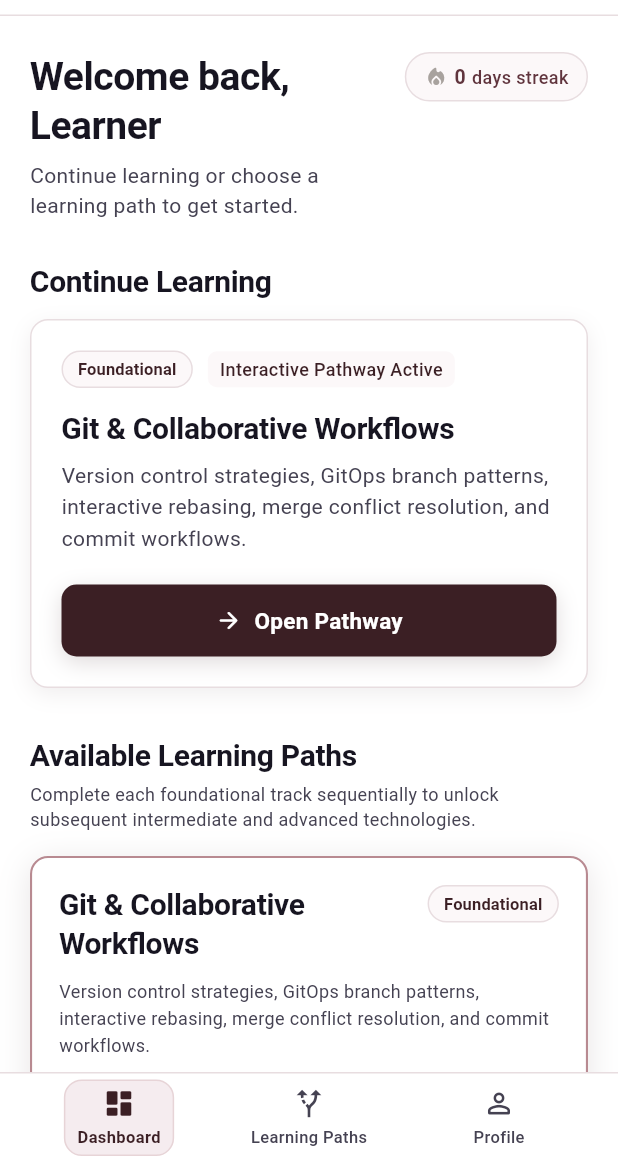
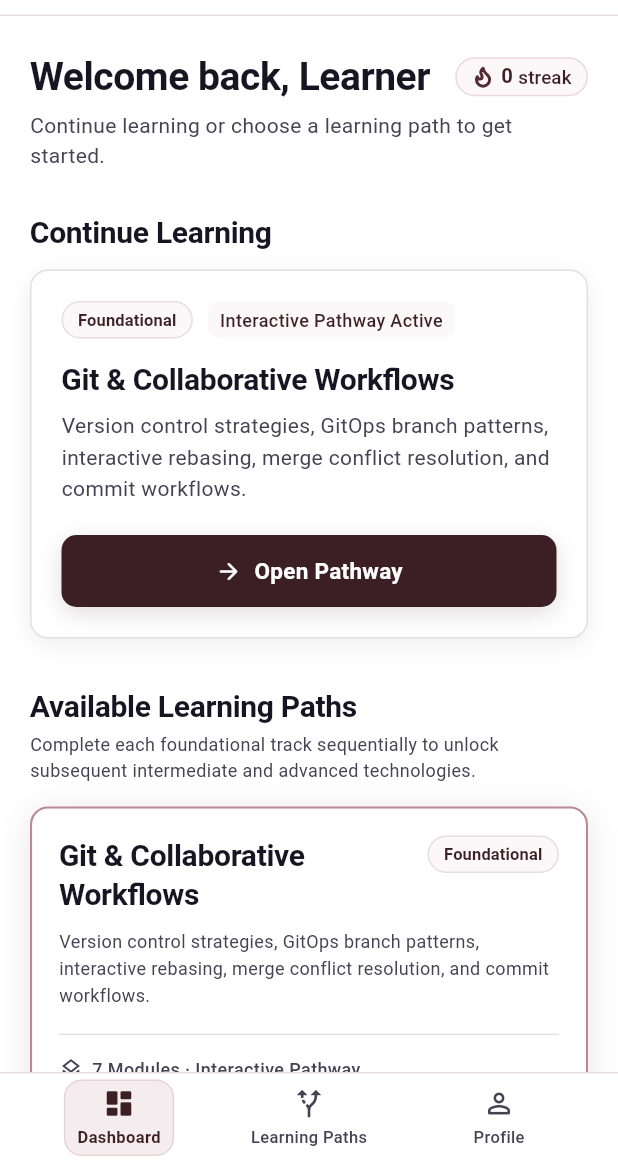
Before and after one commit to Badrinath-Veeramallu/DevOps-Learning-Platform, a Flutter app: the screen it shows after launch, after a tap on "Sign In", on a phone screen of 412 x 824 dp, the part 74-1236 px from its top. Run offline on Flutter 3.47's test engine with Material 3 defaults, Android fonts, the phone set to English and light mode, and no system bars; our stand-ins replace dio, flutter_secure_storage, go_router, google_sign_in; accounts and stored records are empty; network calls fail.

Commit message:
streak icon updates

```diff
--- a/mobile/lib/features/dashboard/screens/dashboard_screen.dart
+++ b/mobile/lib/features/dashboard/screens/dashboard_screen.dart
@@ -223,13 +223,12 @@ class _DashboardScreenState extends State<DashboardScreen> {
           child: Column(
             crossAxisAlignment: CrossAxisAlignment.start,
             children: [
-              // Welcome Header with Learning Streak Pill (LeetCode style parity)
-              Row(
-                crossAxisAlignment: CrossAxisAlignment.start,
-                mainAxisAlignment: MainAxisAlignment.spaceBetween,
-                children: [
-                  Expanded(
-                    child: Column(
+              // Welcome Header with Learning Streak Pill
+              LayoutBuilder(
+                builder: (context, constraints) {
+                  final isVeryCompact = constraints.maxWidth < 340;
+                  if (isVeryCompact) {
+                    return Column(
                       crossAxisAlignment: CrossAxisAlignment.start,
                       children: [
                         Text(
@@ -239,7 +238,12 @@ class _DashboardScreenState extends State<DashboardScreen> {
                             fontWeight: FontWeight.w700,
                           ),
                         ),
-                        const SizedBox(height: 6),
+                        const SizedBox(height: 8),
+                        LearningStreakPill(
+                          streak: _streak,
+                          isLoading: _isLoadingStreak,
+                        ),
+                        const SizedBox(height: 8),
                         Text(
                           'Continue learning or choose a learning path to get started.',
                           style: AppTypography.bodyMedium.copyWith(
@@ -248,14 +252,43 @@ class _DashboardScreenState extends State<DashboardScreen> {
                           ),
                         ),
                       ],
-                    ),
-                  ),
-                  const SizedBox(width: 12),
-                  LearningStreakPill(
-                    streak: _streak,
-                    isLoading: _isLoadingStreak,
-                  ),
-                ],
+                    );
+                  }
+
+                  return Column(
+                    crossAxisAlignment: CrossAxisAlignment.start,
+                    children: [
+                      Row(
+                        crossAxisAlignment: CrossAxisAlignment.center,
+                        mainAxisAlignment: MainAxisAlignment.spaceBetween,
+                        children: [
+                          Expanded(
+                            child: Text(
+                              'Welcome back, $displayName',
+                              style: AppTypography.displayMedium.copyWith(
+                                color: AppColors.textMain,
+                                fontWeight: FontWeight.w700,
+                              ),
+                            ),
+                          ),
+                          const SizedBox(width: 12),
+                          LearningStreakPill(
+                            streak: _streak,
+                            isLoading: _isLoadingStreak,
+                          ),
+                        ],
+                      ),
+                      const SizedBox(height: 6),
+                      Text(
+                        'Continue learning or choose a learning path to get started.',
+                        style: AppTypography.bodyMedium.copyWith(
+                          color: AppColors.textMuted,
+                          height: 1.4,
+                        ),
+                      ),
+                    ],
+                  );
+                },
               ),
               const SizedBox(height: 28),
 
--- a/mobile/lib/features/dashboard/widgets/learning_streak_pill.dart
+++ b/mobile/lib/features/dashboard/widgets/learning_streak_pill.dart
@@ -2,7 +2,7 @@ import 'package:flutter/material.dart';
 import '../../../models/streak_model.dart';
 
 /// Clean, minimal streak pill matching Web's `LearningStreak.jsx` (variant="pill").
-/// Displays current streak with active/inactive styling and pending continuation dot.
+/// Displays thin outline Lucide Flame icon, bold streak count, and clean medium-weight 'streak' label.
 class LearningStreakPill extends StatelessWidget {
   final StreakModel? streak;
   final bool isLoading;
@@ -17,80 +17,149 @@ class LearningStreakPill extends StatelessWidget {
   Widget build(BuildContext context) {
     if (isLoading) {
       return Container(
-        width: 100,
-        height: 32,
+        width: 80,
+        height: 28,
         decoration: BoxDecoration(
-          color: const Color(0xFFF5ECEF),
-          borderRadius: BorderRadius.circular(9999),
+          color: const Color(0xFFFCF7F8),
+          borderRadius: BorderRadius.circular(999),
+          border: Border.all(color: const Color(0xFFEAD9DC), width: 1),
         ),
       );
     }
 
     final currentStreak = streak?.currentStreak ?? 0;
-    final isActiveToday = streak?.isActiveToday ?? false;
-    final hasActivityYesterday = streak?.hasActivityYesterday ?? false;
-    final isActive = currentStreak > 0;
 
-    final bgColor = isActive ? const Color(0xFFF7EEF0) : const Color(0xFFFCF8F9);
-    final borderColor = isActive ? const Color(0xFFE6CFD4) : const Color(0xFFE8DDE0);
-    final textColor = isActive ? const Color(0xFF6B3340) : const Color(0xFF60343D);
-    final iconColor = isActive ? const Color(0xFF3B1C22) : const Color(0xFFA8A29E);
+    // Approved DevOps Platform Burgundy Palette
+    const bgColor = Color(0xFFFCF7F8);
+    const borderColor = Color(0xFFEAD9DC);
+    const primaryBurgundy = Color(0xFF3B1F24);
+    const flameBurgundy = Color(0xFF542B32);
 
     return Container(
-      padding: const EdgeInsets.symmetric(horizontal: 12, vertical: 6),
+      padding: const EdgeInsets.symmetric(horizontal: 10, vertical: 4.5),
       decoration: BoxDecoration(
         color: bgColor,
-        borderRadius: BorderRadius.circular(9999),
+        borderRadius: BorderRadius.circular(999),
         border: Border.all(color: borderColor, width: 1),
-        boxShadow: isActive
-            ? [
-                BoxShadow(
-                  color: const Color(0xFF3B1C22).withValues(alpha: 0.08),
-                  blurRadius: 3,
-                  offset: const Offset(0, 1),
-                ),
-              ]
-            : null,
       ),
       child: Row(
         mainAxisSize: MainAxisSize.min,
+        crossAxisAlignment: CrossAxisAlignment.center,
         children: [
-          Icon(
-            Icons.local_fire_department_rounded,
-            size: 16,
-            color: iconColor,
+          const LucideFlameIcon(
+            size: 15,
+            color: flameBurgundy,
+            strokeWidth: 2.0,
           ),
-          const SizedBox(width: 4),
+          const SizedBox(width: 4.5),
           Text(
             '$currentStreak',
-            style: TextStyle(
-              color: textColor,
+            style: const TextStyle(
+              color: primaryBurgundy,
               fontWeight: FontWeight.w700,
-              fontSize: 13,
+              fontSize: 13.5,
+              height: 1.0,
             ),
           ),
-          const SizedBox(width: 4),
-          Text(
-            currentStreak == 1 ? 'day streak' : 'days streak',
+          const SizedBox(width: 3.5),
+          const Text(
+            'streak',
             style: TextStyle(
-              color: textColor,
+              color: primaryBurgundy,
               fontWeight: FontWeight.w500,
-              fontSize: 12,
+              fontSize: 12.5,
+              height: 1.0,
+              letterSpacing: 0.1,
             ),
           ),
-          if (currentStreak > 0 && !isActiveToday && hasActivityYesterday) ...[
-            const SizedBox(width: 5),
-            Container(
-              width: 6,
-              height: 6,
-              decoration: const BoxDecoration(
-                color: Color(0xFF6B3340),
-                shape: BoxShape.circle,
-              ),
-            ),
-          ],
         ],
       ),
     );
   }
 }
+
+/// Precise Lucide Flame Icon custom vector painter matching Web SVG path:
+/// `M8.5 14.5A2.5 2.5 0 0 0 11 12c0-1.38-.5-2-1-3-1.072-2.143-.224-4.054 2-6 .5 2.5 2 4.9 4 6.5 2 1.6 3 3.5 3 5.5a7 7 0 1 1-14 0c0-1.153.433-2.294 1-3a2.5 2.5 0 0 0 2.5 2.5z`
+class LucideFlameIcon extends StatelessWidget {
+  final double size;
+  final Color color;
+  final double strokeWidth;
+
+  const LucideFlameIcon({
+    super.key,
+    this.size = 15.0,
+    this.color = const Color(0xFF542B32),
+    this.strokeWidth = 2.0,
+  });
+
+  @override
+  Widget build(BuildContext context) {
+    return SizedBox(
+      width: size,
+      height: size,
+      child: CustomPaint(
+        size: Size(size, size),
+        painter: _LucideFlamePainter(
+          color: color,
+          strokeWidth: strokeWidth,
+        ),
+      ),
+    );
+  }
+}
+
+class _LucideFlamePainter extends CustomPainter {
+  final Color color;
+  final double strokeWidth;
+
+  _LucideFlamePainter({
+    required this.color,
+    required this.strokeWidth,
+  });
+
+  @override
+  void paint(Canvas canvas, Size size) {
+    final scale = size.width / 24.0;
+    canvas.save();
+    canvas.scale(scale, scale);
+
+    final paint = Paint()
+      ..color = color
+      ..style = PaintingStyle.stroke
+      ..strokeWidth = strokeWidth * (24.0 / size.width)
+      ..strokeCap = StrokeCap.round
+      ..strokeJoin = StrokeJoin.round;
+
+    final path = Path();
+    path.moveTo(8.5, 14.5);
+    path.arcToPoint(
+      const Offset(11, 12),
+      radius: const Radius.circular(2.5),
+      clockwise: false,
+    );
+    path.relativeCubicTo(0, -1.38, -0.5, -2.0, -1.0, -3.0);
+    path.relativeCubicTo(-1.072, -2.143, -0.224, -4.054, 2.0, -6.0);
+    path.relativeCubicTo(0.5, 2.5, 2.0, 4.9, 4.0, 6.5);
+    path.relativeCubicTo(2.0, 1.6, 3.0, 3.5, 3.0, 5.5);
+    path.arcToPoint(
+      const Offset(5, 15),
+      radius: const Radius.circular(7),
+      largeArc: true,
+      clockwise: true,
+    );
+    path.relativeCubicTo(0, -1.153, 0.433, -2.294, 1.0, -3.0);
+    path.arcToPoint(
+      const Offset(8.5, 14.5),
+      radius: const Radius.circular(2.5),
+      clockwise: false,
+    );
+    path.close();
+
+    canvas.drawPath(path, paint);
+    canvas.restore();
+  }
+
+  @override
+  bool shouldRepaint(covariant _LucideFlamePainter oldDelegate) =>
+      oldDelegate.color != color || oldDelegate.strokeWidth != strokeWidth;
+}
```
Also changed, not shown: 4 other files.
